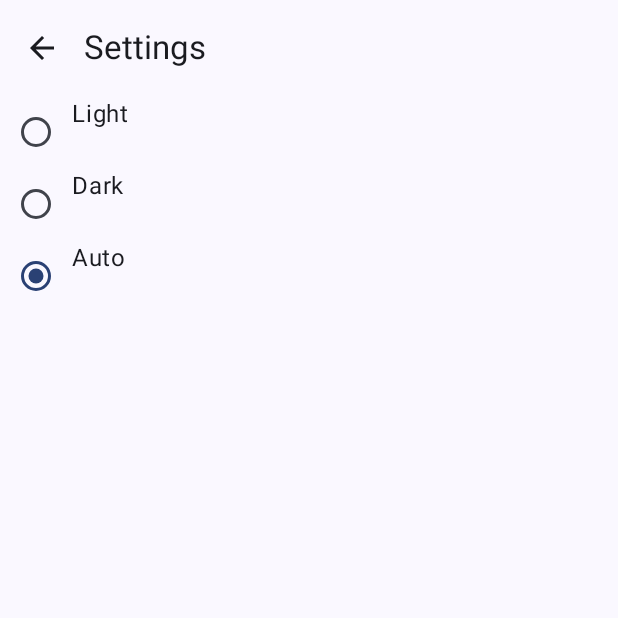
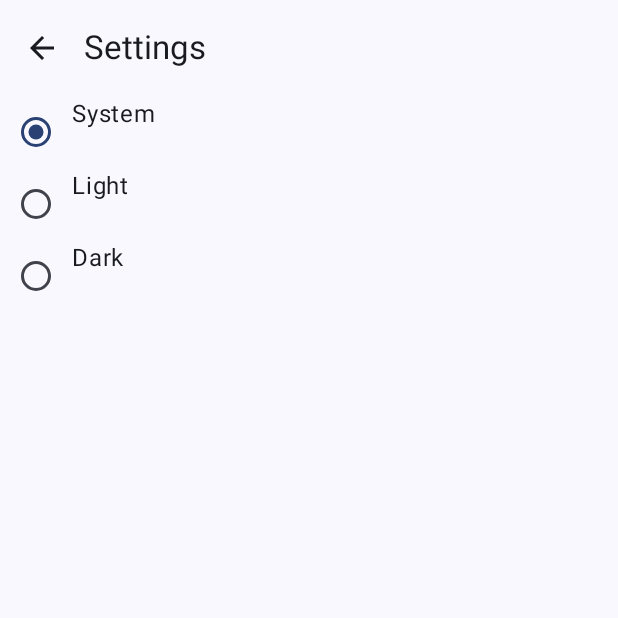
Before and after one commit to mlxreserved/WeatherApp, an Android app built with Jetpack Compose: the screen it shows after launch (MainActivity), after a tap on "Settings", on a phone screen of 412 x 824 dp, the top half of it. Run offline under Robolectric (Android 15) with nearby library versions, the phone set to English and light mode, and no system bars; our stand-ins replace Dagger/Hilt's generated code, Room's generated code; libraries missing offline, so code that uses them is left out: com.github.pemistahl.lingua, com.jakewharton.retrofit2; pictures from the network do not load; 3 statements that could not run were skipped.

Commit message:
edit switch themes

```diff
--- a/app/src/main/java/com/example/weatherapp/MainActivity.kt
+++ b/app/src/main/java/com/example/weatherapp/MainActivity.kt
@@ -1,6 +1,5 @@
 package com.example.weatherapp
 
-import android.content.Context
 import android.os.Bundle
 import androidx.activity.ComponentActivity
 import androidx.activity.compose.setContent
@@ -10,22 +9,13 @@ import androidx.compose.foundation.layout.fillMaxSize
 import androidx.compose.material3.Surface
 import androidx.compose.runtime.collectAsState
 import androidx.compose.runtime.getValue
-import androidx.compose.runtime.rememberCoroutineScope
 import androidx.compose.ui.Modifier
 import androidx.compose.ui.platform.LocalContext
-import androidx.datastore.core.DataStore
-import androidx.datastore.preferences.core.Preferences
-import androidx.lifecycle.lifecycleScope
 import androidx.lifecycle.viewmodel.compose.viewModel
 import androidx.navigation.compose.rememberNavController
-import com.example.weatherapp.datastore.StoreTheme
 import com.example.weatherapp.presentation.ui.WeatherApp
-import com.example.weatherapp.presentation.ui.WeatherViewModel
+import com.example.weatherapp.presentation.ui.models.WeatherViewModel
 import com.example.weatherapp.presentation.ui.theme.WeatherAppTheme
-import com.example.weatherapp.utils.WeatherResult
-import kotlinx.coroutines.coroutineScope
-import kotlinx.coroutines.launch
-
 
 
 class MainActivity : ComponentActivity() {
@@ -35,22 +25,21 @@ class MainActivity : ComponentActivity() {
 
         enableEdgeToEdge()
         setContent {
-            val context = LocalContext.current
-
-            val dataStore = StoreTheme(context)
-
-            val savedTheme = dataStore.getTheme.collectAsState(initial = "")
-
+//            val context = LocalContext.current
+//
+//            val dataStore = StoreTheme(context)
+//
+//            val savedTheme = dataStore.getTheme.collectAsState(initial = "")
+//
             val weatherViewModel: WeatherViewModel = viewModel(factory = WeatherViewModel.Factory)
-
-            weatherViewModel.changeTheme(savedTheme.value!!.toBooleanStrictOrNull())
-
-            val settingState by weatherViewModel.settingState.collectAsState()
-            WeatherAppTheme(darkTheme = settingState.currentTheme ?: isSystemInDarkTheme()){
+//
+//            weatherViewModel.changeTheme(savedTheme.value!!.toBooleanStrictOrNull())
+//
+//            val settingState by weatherViewModel.settingState.collectAsState()
+            WeatherAppTheme(/*darkTheme = settingState.currentTheme ?: isSystemInDarkTheme()*/){
                 val navController = rememberNavController()
                 Surface {
                     WeatherApp(
-                        storeTheme = dataStore,
                         weatherViewModel = weatherViewModel,
                         navController = navController,
                         modifier = Modifier.fillMaxSize()
--- /dev/null
+++ b/app/src/main/java/com/example/weatherapp/data/repository/DataStoreRepository.kt
@@ -0,0 +1,34 @@
+package com.example.weatherapp.data.repository
+
+import androidx.datastore.core.DataStore
+import androidx.datastore.preferences.core.Preferences
+import androidx.datastore.preferences.core.booleanPreferencesKey
+import androidx.datastore.preferences.core.edit
+import androidx.datastore.preferences.core.intPreferencesKey
+import kotlinx.coroutines.CoroutineScope
+import kotlinx.coroutines.flow.Flow
+import kotlinx.coroutines.flow.map
+import kotlinx.coroutines.launch
+
+// Key for storing dynamic theme preference
+const val THEME_TYPE = "theme_type"
+
+enum class ThemeType { SYSTEM, LIGHT, DARK }
+
+class DataStoreRepository(private val dataStore: DataStore<Preferences>) {
+    private companion object {
+        val themeType = intPreferencesKey(THEME_TYPE)
+    }
+
+    val themeTypeFlow: Flow<ThemeType> = dataStore.data.map { preferences ->
+        ThemeType.entries[preferences[themeType] ?: 0]
+    }
+
+    fun setThemeType(value: ThemeType, scope: CoroutineScope) {
+        scope.launch {
+            dataStore.edit { preferences ->
+                preferences[themeType] = value.ordinal
+            }
+        }
+    }
+}
--- a/app/src/main/java/com/example/weatherapp/datastore/StoreTheme.kt
+++ b/app/src/main/java/com/example/weatherapp/datastore/StoreTheme.kt
@@ -11,21 +11,21 @@ import androidx.datastore.preferences.preferencesDataStore
 import kotlinx.coroutines.flow.Flow
 import kotlinx.coroutines.flow.map
 
-class StoreTheme(val context: Context) {
-
-    companion object{
-        private val Context.dataStore: DataStore<Preferences> by preferencesDataStore("Theme")
-        val THEME_KEY = stringPreferencesKey("theme")
-    }
-
-    val getTheme: Flow<String?> = context.dataStore.data
-        .map { preferences ->
-            preferences[THEME_KEY] ?: ""
-        }
-
-    suspend fun saveTheme(theme: String){
-        context.dataStore.edit { preferences ->
-            preferences[THEME_KEY] = theme
-        }
-    }
-}
+//class StoreTheme(val context: Context) {
+//
+//    companion object{
+//        private val Context.dataStore: DataStore<Preferences> by preferencesDataStore("Theme")
+//        val THEME_KEY = stringPreferencesKey("theme")
+//    }
+//
+//    val getTheme: Flow<String?> = context.dataStore.data
+//        .map { preferences ->
+//            preferences[THEME_KEY] ?: ""
+//        }
+//
+//    suspend fun saveTheme(theme: String){
+//        context.dataStore.edit { preferences ->
+//            preferences[THEME_KEY] = theme
+//        }
+//    }
+//}
--- a/app/src/main/java/com/example/weatherapp/di/MainApp.kt
+++ b/app/src/main/java/com/example/weatherapp/di/MainApp.kt
@@ -4,11 +4,14 @@ import android.app.Application
 import android.content.Context
 import android.provider.ContactsContract.Data
 import androidx.datastore.preferences.preferencesDataStore
-import com.example.weatherapp.datastore.StoreTheme
+import com.example.weatherapp.data.repository.DataStoreRepository
 
 
+
+private val Context.dataStore by preferencesDataStore("app_preferences")
+
 class MainApp: Application() {
-
+    lateinit var storeRepository: DataStoreRepository
     lateinit var appComponent: AppComponent
     lateinit var databaseComponent: DatabaseComponent
 
@@ -16,6 +19,7 @@ class MainApp: Application() {
         super.onCreate()
         appComponent = DaggerAppComponent.create()
         databaseComponent = initDagger(this)
+        storeRepository = DataStoreRepository(dataStore)
     }
 
     private fun initDagger(context: MainApp): DatabaseComponent = DaggerDatabaseComponent.builder().databaseModule(DatabaseModule(context)).build()
--- a/app/src/main/java/com/example/weatherapp/presentation/ui/WeatherApp.kt
+++ b/app/src/main/java/com/example/weatherapp/presentation/ui/WeatherApp.kt
@@ -1,89 +1,41 @@
 package com.example.weatherapp.presentation.ui
 
-import androidx.compose.animation.AnimatedContentScope
 import androidx.compose.animation.AnimatedContentTransitionScope
 import androidx.compose.animation.core.LinearEasing
 import androidx.compose.animation.core.tween
 import androidx.compose.foundation.ExperimentalFoundationApi
-import androidx.compose.foundation.Image
-import androidx.compose.foundation.layout.Arrangement
-import androidx.compose.foundation.layout.Box
-import androidx.compose.foundation.layout.Column
-import androidx.compose.foundation.layout.Row
-import androidx.compose.foundation.layout.fillMaxWidth
-import androidx.compose.foundation.layout.padding
-import androidx.compose.foundation.pager.HorizontalPager
-import androidx.compose.foundation.pager.PagerState
-import androidx.compose.foundation.pager.rememberPagerState
-import androidx.compose.foundation.text.KeyboardActionScope
-import androidx.compose.foundation.text.KeyboardActions
-import androidx.compose.foundation.text.KeyboardOptions
-import androidx.compose.material.ExperimentalMaterialApi
-import androidx.compose.material.icons.Icons
-import androidx.compose.material.icons.filled.ArrowBack
-import androidx.compose.material.icons.filled.Clear
-import androidx.compose.material.icons.filled.Search
-import androidx.compose.material.pullrefresh.PullRefreshIndicator
-import androidx.compose.material.pullrefresh.pullRefresh
-import androidx.compose.material.pullrefresh.rememberPullRefreshState
-import androidx.compose.material3.DropdownMenuItem
-import androidx.compose.material3.ExperimentalMaterial3Api
-import androidx.compose.material3.ExposedDropdownMenuBox
-import androidx.compose.material3.ExposedDropdownMenuDefaults
-import androidx.compose.material3.Icon
-import androidx.compose.material3.IconButton
-import androidx.compose.material3.LocalMinimumInteractiveComponentEnforcement
-import androidx.compose.material3.MaterialTheme
-import androidx.compose.material3.Scaffold
 import androidx.compose.material3.Surface
-import androidx.compose.material3.Text
-import androidx.compose.material3.TextField
-import androidx.compose.material3.TextFieldDefaults
-import androidx.compose.material3.TopAppBar
 import androidx.compose.runtime.Composable
-import androidx.compose.runtime.CompositionLocalProvider
 import androidx.compose.runtime.collectAsState
 import androidx.compose.runtime.getValue
-import androidx.compose.runtime.remember
-import androidx.compose.runtime.rememberCoroutineScope
-import androidx.compose.ui.Alignment
 import androidx.compose.ui.Modifier
 import androidx.compose.ui.platform.LocalFocusManager
-import androidx.compose.ui.res.painterResource
-import androidx.compose.ui.res.stringResource
-import androidx.compose.ui.text.input.ImeAction
-import androidx.compose.ui.tooling.preview.Preview
+import androidx.lifecycle.viewmodel.compose.viewModel
 
-import androidx.lifecycle.viewmodel.compose.viewModel
 import androidx.navigation.NavHostController
 import androidx.navigation.compose.NavHost
 import androidx.navigation.compose.composable
-import com.example.weatherapp.R
-import com.example.weatherapp.data.api.model.Weather
-import com.example.weatherapp.datastore.StoreTheme
-import com.example.weatherapp.presentation.ui.screens.ForecastCard
+import com.example.weatherapp.presentation.ui.models.ModelProvider
+import com.example.weatherapp.presentation.ui.models.SettingsModel
+import com.example.weatherapp.presentation.ui.models.WeatherViewModel
 import com.example.weatherapp.presentation.ui.screens.ForecastScreen
 import com.example.weatherapp.presentation.ui.screens.MainScreen
 import com.example.weatherapp.presentation.ui.screens.SearchScreen
 import com.example.weatherapp.presentation.ui.screens.SettingScreen
 import com.example.weatherapp.utils.WeatherAppScreens
-import com.example.weatherapp.utils.WeatherResult
-import kotlinx.coroutines.coroutineScope
-import javax.inject.Inject
 
 
 @OptIn(ExperimentalFoundationApi::class)
 @Composable
 fun WeatherApp(
-    storeTheme: StoreTheme,
     weatherViewModel: WeatherViewModel,
     navController: NavHostController,
     modifier: Modifier = Modifier){
 
-
+    val settingsModel: SettingsModel = viewModel(factory = ModelProvider.Factory)
     val state by weatherViewModel.uiStateWeather.collectAsState()
     val stateSearch by weatherViewModel.uiStateSearch.collectAsState()
-    val settingState by weatherViewModel.settingState.collectAsState()
+    val settingState by settingsModel.themeType.collectAsState()
     val city = state.textFieldCity
 
 
@@ -207,7 +159,7 @@ fun WeatherApp(
                         )
                     )
                 }){
-                SettingScreen(storeTheme = storeTheme, onBackButtonClick = { navController.navigateUp() }, settingState = settingState, weatherViewModel = weatherViewModel)
+                SettingScreen(onBackButtonClick = { navController.navigateUp() }, settingState = settingState, settingsModel = settingsModel)
             }
         }
     }
--- /dev/null
+++ b/app/src/main/java/com/example/weatherapp/presentation/ui/models/ModelProvider.kt
@@ -0,0 +1,25 @@
+package com.example.weatherapp.presentation.ui.models
+
+import androidx.lifecycle.ViewModelProvider
+import androidx.lifecycle.viewmodel.CreationExtras
+import androidx.lifecycle.viewmodel.initializer
+import androidx.lifecycle.viewmodel.viewModelFactory
+import com.example.weatherapp.di.MainApp
+
+object ModelProvider {
+    val Factory = viewModelFactory {
+        initializer {
+            //Not yet implemented
+            ThemeModel(appViewModelProvider().storeRepository)
+        }
+
+        initializer {
+            //Not yet implemented
+            SettingsModel(appViewModelProvider().storeRepository)
+        }
+    }
+}
+
+
+fun CreationExtras.appViewModelProvider(): MainApp =
+    (this[ViewModelProvider.AndroidViewModelFactory.APPLICATION_KEY] as MainApp)
--- /dev/null
+++ b/app/src/main/java/com/example/weatherapp/presentation/ui/models/SettingsModel.kt
@@ -0,0 +1,37 @@
+package com.example.weatherapp.presentation.ui.models
+
+import androidx.lifecycle.ViewModel
+import androidx.lifecycle.viewModelScope
+import com.example.weatherapp.data.repository.DataStoreRepository
+import com.example.weatherapp.data.repository.ThemeType
+import kotlinx.coroutines.flow.SharingStarted
+import kotlinx.coroutines.flow.StateFlow
+import kotlinx.coroutines.flow.map
+import kotlinx.coroutines.flow.stateIn
+
+class SettingsModel(private val storeRepository: DataStoreRepository) : ViewModel() {
+
+    val themeType: StateFlow<ThemeTypeState> =
+        storeRepository.themeTypeFlow.map { ThemeTypeState(it) }.stateIn(
+            scope = viewModelScope,
+            started = SharingStarted.WhileSubscribed(5_000),
+            initialValue = ThemeTypeState(ThemeType.SYSTEM)
+        )
+
+    fun updateThemeType(themeType: ThemeType) {
+        storeRepository.setThemeType(themeType, viewModelScope)
+    }
+}
+
+//Holds selected theme and theme options.
+data class ThemeTypeState(
+    val selectedRadio: ThemeType,
+    val radioItems: List<RadioItem> = listOf(
+        RadioItem(ThemeType.SYSTEM, "System"),
+        RadioItem(ThemeType.LIGHT, "Light"),
+        RadioItem(ThemeType.DARK, "Dark"),
+    ),
+)
+
+//Simple holder for theme type and its title (for radio buttons).
+data class RadioItem(val value: ThemeType, val title: String)
--- /dev/null
+++ b/app/src/main/java/com/example/weatherapp/presentation/ui/models/ThemeModel.kt
@@ -0,0 +1,20 @@
+package com.example.weatherapp.presentation.ui.models
+
+import androidx.lifecycle.ViewModel
+import androidx.lifecycle.viewModelScope
+import com.example.weatherapp.data.repository.DataStoreRepository
+import com.example.weatherapp.data.repository.ThemeType
+import kotlinx.coroutines.flow.SharingStarted
+import kotlinx.coroutines.flow.StateFlow
+import kotlinx.coroutines.flow.map
+import kotlinx.coroutines.flow.stateIn
+
+class ThemeModel(storeRepository: DataStoreRepository) : ViewModel() {
+    // Observe the DataStore flow for theme type preference
+    val isDarkTheme: StateFlow<ThemeType> =
+        storeRepository.themeTypeFlow.map { it }.stateIn(
+            scope = viewModelScope,
+            started = SharingStarted.WhileSubscribed(5_000),
+            initialValue = ThemeType.SYSTEM
+        )
+}
--- a/app/src/main/java/com/example/weatherapp/presentation/ui/WeatherViewModel.kt
+++ b/app/src/main/java/com/example/weatherapp/presentation/ui/models/WeatherViewModel.kt
@@ -1,65 +1,41 @@
-package com.example.weatherapp.presentation.ui
+package com.example.weatherapp.presentation.ui.models
 
 import android.annotation.SuppressLint
-import android.content.Context
-import android.net.Network
 import android.util.Log
-import android.widget.Toast
 import androidx.compose.animation.AnimatedContentTransitionScope
-import androidx.compose.runtime.MutableState
-import androidx.compose.runtime.State
-import androidx.compose.runtime.getValue
-import androidx.compose.runtime.mutableStateListOf
-import androidx.compose.runtime.mutableStateOf
-import androidx.compose.runtime.setValue
-import androidx.compose.ui.platform.LocalContext
 import androidx.lifecycle.ViewModel
 import androidx.lifecycle.ViewModelProvider
 import androidx.lifecycle.ViewModelProvider.AndroidViewModelFactory.Companion.APPLICATION_KEY
 import androidx.lifecycle.viewModelScope
-import androidx.lifecycle.viewmodel.compose.viewModel
 import androidx.lifecycle.viewmodel.initializer
 import androidx.lifecycle.viewmodel.viewModelFactory
 import com.example.weatherapp.data.City
-import com.example.weatherapp.data.api.WeatherService
 import com.example.weatherapp.data.api.model.Coordinate
-import com.example.weatherapp.data.api.model.Forecastday
 import com.example.weatherapp.data.api.model.Hour
 import com.example.weatherapp.data.api.model.Weather
 import com.example.weatherapp.data.repository.CitiesRepository
 import com.example.weatherapp.data.repository.CoordinateRepository
-import com.example.weatherapp.data.repository.CoordinateRepositoryImpl
 import com.example.weatherapp.data.repository.WeatherRepository
-import com.example.weatherapp.data.repository.WeatherRepositoryImpl
-import com.example.weatherapp.datastore.StoreTheme
 import com.example.weatherapp.di.MainApp
 import com.example.weatherapp.utils.WeatherResult
 import com.github.pemistahl.lingua.api.Language
 import com.github.pemistahl.lingua.api.LanguageDetector
 import com.github.pemistahl.lingua.api.LanguageDetectorBuilder
 import kotlinx.coroutines.Dispatchers
-import kotlinx.coroutines.async
-import kotlinx.coroutines.coroutineScope
-import kotlinx.coroutines.flow.Flow
 import kotlinx.coroutines.flow.MutableStateFlow
 import kotlinx.coroutines.flow.SharingStarted
 import kotlinx.coroutines.flow.StateFlow
 import kotlinx.coroutines.flow.asStateFlow
-import kotlinx.coroutines.flow.flow
 import kotlinx.coroutines.flow.map
 import kotlinx.coroutines.flow.stateIn
 import kotlinx.coroutines.flow.update
 import kotlinx.coroutines.launch
-import kotlinx.coroutines.runBlocking
-import kotlinx.coroutines.withContext
 import java.io.IOException
 import java.time.LocalDate
 import java.time.LocalDateTime
 import java.time.LocalTime
 import java.time.ZoneOffset
 import java.time.format.DateTimeFormatter
-import java.util.Date
-import javax.inject.Inject
 
 private const val WEATHER_TAG = "WEATHER"
 private const val COORDINATE_TAG = "COORDINATE"
@@ -83,9 +59,6 @@ data class SearchUiState(
     val storyOfSearch: List<City> = listOf(),
     )
 
-data class SettingState(
-    val currentTheme: Boolean? = null,
-)
 
 //
 //data class CityState(
@@ -118,11 +91,7 @@ class WeatherViewModel (
             initialValue = SearchUiState()
         )
 
-    private val _settingState = MutableStateFlow(SettingState())
-    val settingState: StateFlow<SettingState> = _settingState.asStateFlow()
-
     init{
-
         getWeather("Москва", true)
     }
 
@@ -303,9 +272,6 @@ class WeatherViewModel (
         return Triple(position, cityName, cityFullName)
     }
 
-    fun changeTheme(selectedTheme: Boolean?){
-        _settingState.update { it.copy(currentTheme = selectedTheme) }
-    }
 
     fun changeDirectionToSearch(){
         _uiStateWeather.update { it.copy(currentEnterDirection = AnimatedContentTransitionScope.SlideDirection.Right,
--- a/app/src/main/java/com/example/weatherapp/presentation/ui/screens/SettingScreen.kt
+++ b/app/src/main/java/com/example/weatherapp/presentation/ui/screens/SettingScreen.kt
@@ -1,8 +1,11 @@
 package com.example.weatherapp.presentation.ui.screens
 
+import android.widget.RadioButton
 import androidx.compose.foundation.layout.Column
 import androidx.compose.foundation.layout.Row
+import androidx.compose.foundation.layout.fillMaxSize
 import androidx.compose.foundation.layout.padding
+import androidx.compose.foundation.selection.selectable
 import androidx.compose.material.icons.Icons
 import androidx.compose.material.icons.automirrored.filled.ArrowBack
 import androidx.compose.material3.ExperimentalMaterial3Api
@@ -16,56 +19,41 @@ import androidx.compose.runtime.Composable
 import androidx.compose.runtime.rememberCoroutineScope
 import androidx.compose.ui.Modifier
 import androidx.compose.ui.res.stringResource
-import androidx.datastore.dataStore
 import com.example.weatherapp.R
-import com.example.weatherapp.datastore.StoreTheme
-import com.example.weatherapp.presentation.ui.SettingState
-import com.example.weatherapp.presentation.ui.WeatherViewModel
+import com.example.weatherapp.presentation.ui.models.SettingsModel
+import com.example.weatherapp.presentation.ui.models.ThemeTypeState
+import com.example.weatherapp.presentation.ui.models.WeatherViewModel
 import kotlinx.coroutines.launch
 
 @Composable
-fun SettingScreen(storeTheme: StoreTheme,
-                  settingState: SettingState,
+fun SettingScreen(
+                  settingState: ThemeTypeState,
                   onBackButtonClick: () -> Unit,
-                  weatherViewModel: WeatherViewModel,
+                  settingsModel: SettingsModel,
                   modifier: Modifier = Modifier){
 
     val scope = rememberCoroutineScope()
 
    Scaffold(topBar = { SettingScreenTopBar(onBackButtonClick = onBackButtonClick)}) { innerPadding ->
-       Column(modifier = Modifier.padding(top = innerPadding.calculateTopPadding())){
-           Row{
-               RadioButton(selected = settingState.currentTheme == false,
-                   onClick = {
-                       scope.launch{
-                           storeTheme.saveTheme(false.toString())
-                           weatherViewModel.changeTheme(false)
+       RadioButtons(model = settingsModel, settingState = settingState, modifier = Modifier.padding(top = innerPadding.calculateTopPadding()))
    }
 }
+
+@Composable
+fun RadioButtons(model: SettingsModel, settingState: ThemeTypeState, modifier: Modifier = Modifier){
+    Column(modifier = modifier){
+        settingState.radioItems.forEach{
+            Row(
+                modifier = Modifier.selectable(
+                    selected = (it.value == settingState.selectedRadio),
+                    onClick = { model.updateThemeType(it.value) }
                 )
-               Text(text = stringResource(R.string.light_theme))
-           }
-           Row{
-               RadioButton(selected = settingState.currentTheme == true,
-                   onClick = {
-                       scope.launch {
-                           storeTheme.saveTheme(true.toString())
-                           weatherViewModel.changeTheme(true)
-                       }
-                   }
+            ) {
+                RadioButton(
+                    selected = (it.value == settingState.selectedRadio),
+                    onClick = { model.updateThemeType(it.value) }
                 )
-               Text(text = stringResource(R.string.dark_theme))
-           }
-           Row{
-               RadioButton(selected = settingState.currentTheme == null,
-                   onClick = {
-                       scope.launch {
-                           storeTheme.saveTheme(null.toString())
-                           weatherViewModel.changeTheme(null)
-                       }
-                   }
-               )
-               Text(text = stringResource(R.string.auto_theme))
+                Text(text = it.title)
             }
         }
     }
--- a/app/src/main/java/com/example/weatherapp/presentation/ui/theme/Theme.kt
+++ b/app/src/main/java/com/example/weatherapp/presentation/ui/theme/Theme.kt
@@ -1,6 +1,5 @@
 package com.example.weatherapp.presentation.ui.theme
 
-import android.app.Activity
 import android.os.Build
 import androidx.compose.foundation.isSystemInDarkTheme
 import androidx.compose.material3.MaterialTheme
@@ -8,20 +7,15 @@ import androidx.compose.material3.lightColorScheme
 import androidx.compose.material3.darkColorScheme
 import androidx.compose.material3.dynamicDarkColorScheme
 import androidx.compose.material3.dynamicLightColorScheme
-import androidx.compose.material3.Typography
 import androidx.compose.runtime.Composable
 import androidx.compose.runtime.Immutable
-import androidx.compose.runtime.MutableState
-import androidx.compose.runtime.mutableStateOf
-import androidx.compose.runtime.remember
+import androidx.compose.runtime.collectAsState
 import androidx.compose.ui.graphics.Color
-import androidx.compose.ui.graphics.toArgb
 import androidx.compose.ui.platform.LocalContext
 import androidx.lifecycle.viewmodel.compose.viewModel
-import com.example.weatherapp.data.api.model.Weather
-import com.example.weatherapp.presentation.ui.WeatherViewModel
-import dev.lcdsmao.jettheme.material.buildMaterialThemePack
-import dev.lcdsmao.jettheme.material.defaultMaterialTheme
+import com.example.weatherapp.data.repository.ThemeType
+import com.example.weatherapp.presentation.ui.models.ModelProvider
+import com.example.weatherapp.presentation.ui.models.ThemeModel
 
 private val lightScheme = lightColorScheme(
     primary = primaryLight,
@@ -270,13 +264,22 @@ fun WeatherAppTheme(
     dynamicColor: Boolean = true,
     content: @Composable() () -> Unit
 ) {
+
+    val model: ThemeModel = viewModel(factory = ModelProvider.Factory)
+
+    val isDarkTheme = when (model.isDarkTheme.collectAsState().value) {
+        ThemeType.SYSTEM -> isSystemInDarkTheme()
+        ThemeType.LIGHT -> false
+        ThemeType.DARK -> true
+    }
+
     val colorScheme = when {
       dynamicColor && Build.VERSION.SDK_INT >= Build.VERSION_CODES.S -> {
           val context = LocalContext.current
-          if (darkTheme) dynamicDarkColorScheme(context) else dynamicLightColorScheme(context)
+          if (isDarkTheme) dynamicDarkColorScheme(context) else dynamicLightColorScheme(context)
       }
 
-      darkTheme -> darkScheme
+      isDarkTheme -> darkScheme
       else -> lightScheme
   }
 
```
Also changed, not shown: app/src/main/java/com/example/weatherapp/di/NetworkModule.kt (+0 -7 lines), app/src/main/java/com/example/weatherapp/presentation/ui/screens/ForecastScreen.kt (+2 -10 lines), app/src/main/java/com/example/weatherapp/presentation/ui/screens/MainScreen.kt (+4 -26 lines), app/src/main/java/com/example/weatherapp/presentation/ui/screens/SearchScreen.kt (+3 -13 lines). Lines whose indentation alone changed are shown as unchanged.
